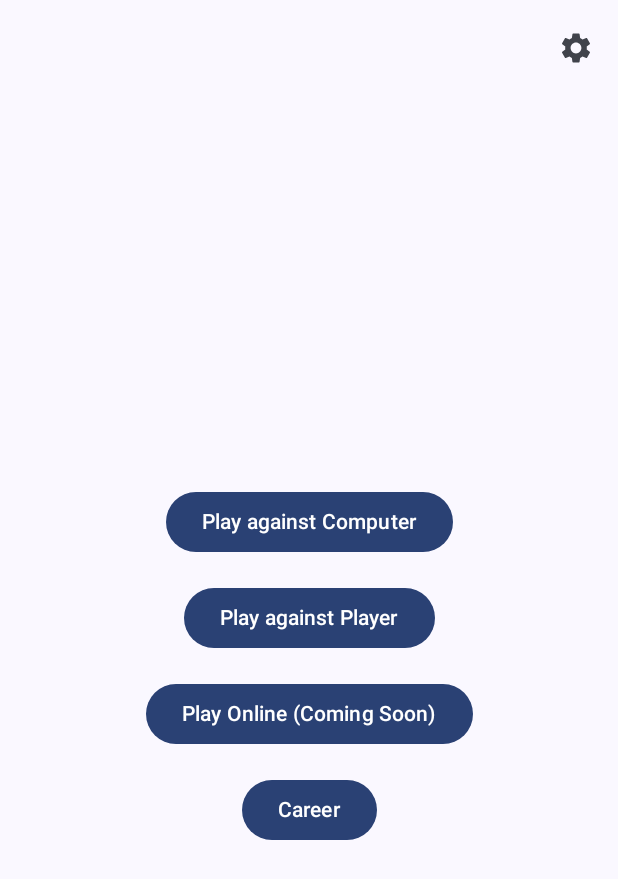
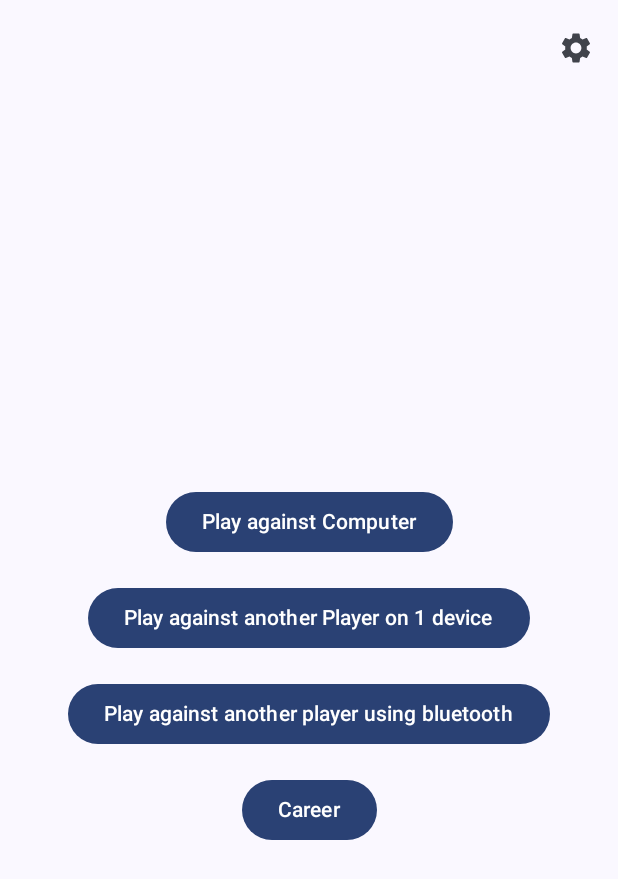
Before and after one commit to ak-asu/Tic-Tac-Toe, an Android app built with Jetpack Compose: the screen it shows after launch (MainActivity), on a phone screen of 412 x 824 dp. Shown: the top 879 px of the screen. Run offline under Robolectric (Android 15) with nearby library versions, the light colour scheme and no system bars.

Commit message:
start of implementing page that lists available bluetooth devices. waiting on pair and connect functions.

```diff
--- a/app/build.gradle.kts
+++ b/app/build.gradle.kts
@@ -67,6 +67,7 @@ dependencies {
     implementation(libs.androidx.navigation.compose)
     implementation(libs.androidx.datastore.core.android)
     implementation(libs.androidx.datastore.preferences)
+    implementation(libs.identity.jvm)
     ksp(libs.room.compiler)
     testImplementation(libs.junit)
     androidTestImplementation(libs.androidx.junit)
--- a/app/src/main/java/com/akheparasu/tic_tac_toe/MainActivity.kt
+++ b/app/src/main/java/com/akheparasu/tic_tac_toe/MainActivity.kt
@@ -12,6 +12,7 @@ import androidx.compose.runtime.CompositionLocalProvider
 import androidx.navigation.compose.NavHost
 import androidx.navigation.compose.composable
 import androidx.compose.ui.Modifier
+import androidx.compose.ui.platform.LocalContext
 import androidx.navigation.NavHostController
 import androidx.navigation.compose.rememberNavController
 import com.akheparasu.tic_tac_toe.screens.CareerScreen
@@ -26,6 +27,7 @@ import com.akheparasu.tic_tac_toe.settings.SettingsDataStore
 import com.akheparasu.tic_tac_toe.ui.AppBar
 import com.akheparasu.tic_tac_toe.ui.theme.TicTacToeTheme
 import com.akheparasu.tic_tac_toe.TwoPlayer
+import com.akheparasu.tic_tac_toe.screens.AvailableDevicesScreen
 
 class MainActivity : ComponentActivity() {
     private val settingsDataStore by lazy { SettingsDataStore(this) }
@@ -71,6 +73,9 @@ class MainActivity : ComponentActivity() {
                             composable("career") {
                                 CareerScreen(careerViewModel)
                             }
+                            composable("available_devices") {
+                                AvailableDevicesScreen(twoPlayer = TwoPlayer(LocalContext.current), activity = this@MainActivity)
+                            }
                         }
                     }
                 }
--- a/app/src/main/java/com/akheparasu/tic_tac_toe/screens/HomeScreen.kt
+++ b/app/src/main/java/com/akheparasu/tic_tac_toe/screens/HomeScreen.kt
@@ -33,11 +33,11 @@ fun HomeScreen() {
         }
         Spacer(modifier = Modifier.height(16.dp))
         Button(onClick = { navController?.navigate("game/${true}") }) {
-            Text(text = "Play against Player")
+            Text(text = "Play against another Player on 1 device")
         }
         Spacer(modifier = Modifier.height(16.dp))
-        Button(onClick = { /* Placeholder for online multiplayer */ }) {
-            Text(text = "Play Online (Coming Soon)")
+        Button(onClick = { navController?.navigate("available_devices") }) {
+            Text(text = "Play against another player using bluetooth")
         }
         Spacer(modifier = Modifier.height(16.dp))
         Button(onClick = { navController?.navigate("career") }) {
--- a/gradle/libs.versions.toml
+++ b/gradle/libs.versions.toml
@@ -16,6 +16,7 @@ navigationRuntimeKtx = "2.8.1"
 navigationCompose = "2.8.1"
 datastoreCoreAndroid = "1.1.1"
 roomRuntime = "2.6.1"
+identityJvm = "202408.1"
 
 [libraries]
 androidx-core-ktx = { group = "androidx.core", name = "core-ktx", version.ref = "coreKtx" }
@@ -41,6 +42,7 @@ androidx-navigation-runtime-ktx = { group = "androidx.navigation", name = "navig
 androidx-navigation-compose = { group = "androidx.navigation", name = "navigation-compose", version.ref = "navigationCompose" }
 androidx-datastore-core-android = { group = "androidx.datastore", name = "datastore-core-android", version.ref = "datastoreCoreAndroid" }
 room-compiler = { module = "androidx.room:room-compiler", version.ref = "roomCompiler" }
+identity-jvm = { group = "com.android.identity", name = "identity-jvm", version.ref = "identityJvm" }
 
 [plugins]
 android-application = { id = "com.android.application", version.ref = "agp" }
```
Also changed, not shown: app/src/main/java/com/akheparasu/tic_tac_toe/TwoPlayer.kt (+4 -7 lines), app/src/main/java/com/akheparasu/tic_tac_toe/screens/AvailableDevicesScreen.kt (added, +67 -0 lines).
